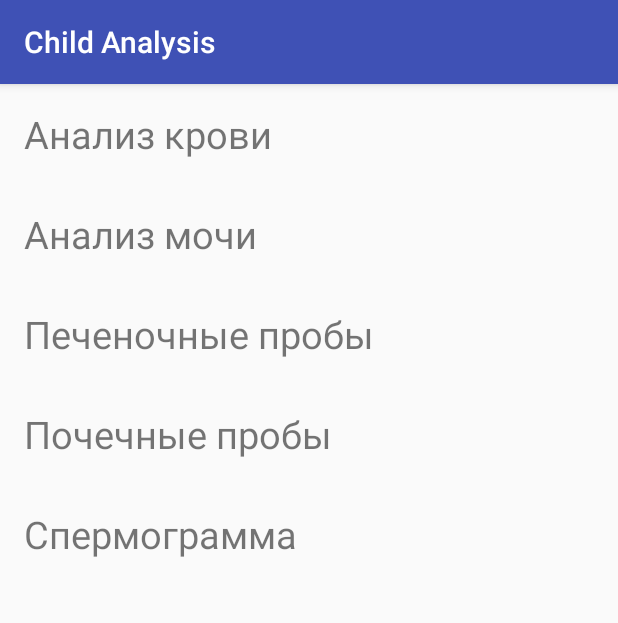
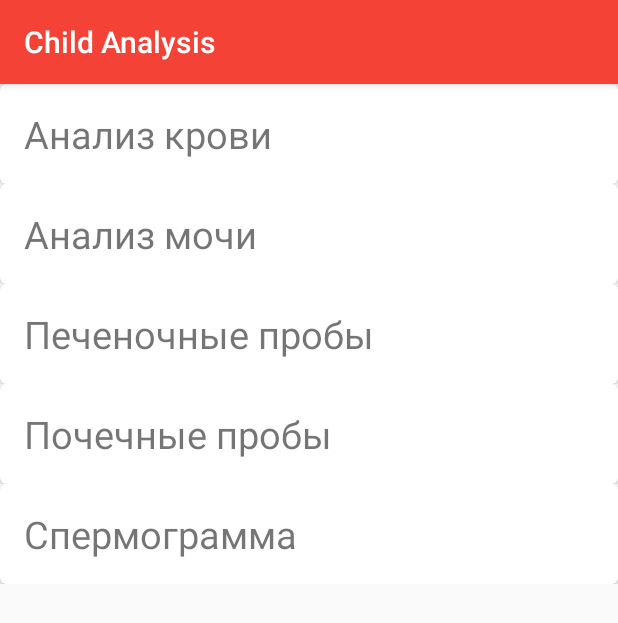
Before and after one commit to Codename26/ChildAnalysis, an Android app: the screen it shows after launch (MainActivity), on a phone screen of 412 x 824 dp. Shown: the top 623 px of the screen. Run offline under Robolectric (Android 15) with nearby library versions, the phone set to English and light mode, and no system bars.

Commit message:
Added new design, moved from table to cards, added back buttons in toolbars.

```diff
--- a/app/build.gradle
+++ b/app/build.gradle
@@ -27,5 +27,6 @@ dependencies {
     compile 'com.android.support:appcompat-v7:26.+'
     compile 'com.android.support.constraint:constraint-layout:1.0.2'
     compile 'com.android.support:recyclerview-v7:+'
+    compile 'com.android.support:cardview-v7:26.0.+'
     testCompile 'junit:junit:4.12'
 }
--- a/app/src/main/java/com/codename26/childanalysis/DataBaseHelper.java
+++ b/app/src/main/java/com/codename26/childanalysis/DataBaseHelper.java
@@ -185,8 +185,10 @@ public class DataBaseHelper extends SQLiteOpenHelper {
             while (cursor.moveToNext()) {
                 Analysis mAnalysis = new Analysis();
                 mAnalysis.setAnalysisName(cursor.getString(cursor.getColumnIndex(MainActivity.ANALYSIS_NAME)));
-                mAnalysis.setAnalysisValue(cursor.getString(cursor.getColumnIndex(MainActivity.VALUE)));
-                mAnalysis.setAnalysisUnits(cursor.getString(cursor.getColumnIndex(MainActivity.UNITS)));
+                String valueUnits = new StringBuilder().append(cursor.getString(cursor.getColumnIndex(MainActivity.VALUE)))
+                        .append(" ").append(cursor.getString(cursor.getColumnIndex(MainActivity.UNITS))).toString();
+                mAnalysis.setAnalysisValue(valueUnits);
+                //mAnalysis.setAnalysisUnits(cursor.getString(cursor.getColumnIndex(MainActivity.UNITS)));
                 result.add(mAnalysis);
             }
         } catch (Exception e) {
--- a/app/src/main/java/com/codename26/childanalysis/MainActivity.java
+++ b/app/src/main/java/com/codename26/childanalysis/MainActivity.java
@@ -11,6 +11,7 @@ import android.support.v7.app.AppCompatActivity;
 import android.os.Bundle;
 import android.support.v7.widget.LinearLayoutManager;
 import android.support.v7.widget.RecyclerView;
+import android.support.v7.widget.Toolbar;
 import android.view.View;
 import android.widget.Button;
 import android.widget.Toast;
@@ -42,16 +43,23 @@ public class MainActivity extends AppCompatActivity {
     public static final String EXTRA_SEX = "EXTRA_SEX";
     public static final String EXTRA_AGE = "EXTRA_AGE";
     public static final String EXTRA_CATEGORY_ID = "EXTRA_CATEGORY_ID";
+    public static final String EXTRA_CATEGORY = "EXTRA_CATEGORY";
 
     private ArrayList<Category> categories;
     private RecyclerView mRecyclerView;
     private RecyclerView.Adapter mAdapter;
     private RecyclerView.LayoutManager mLayoutManager;
 
+    public Toolbar toolbar;
+
     @Override
     protected void onCreate(Bundle savedInstanceState) {
         super.onCreate(savedInstanceState);
         setContentView(R.layout.activity_main);
+        Toolbar myToolbar = (Toolbar) findViewById(R.id.my_toolbar);
+        setSupportActionBar(myToolbar);
+        //getSupportActionBar().setDisplayHomeAsUpEnabled(true);
+        //getSupportActionBar().setDisplayShowHomeEnabled(true);
         DataBaseHelper helper = new DataBaseHelper(MainActivity.this);
         categories = helper.getCategories(0);
         mRecyclerView = (RecyclerView) findViewById(R.id.recycler_view);
--- a/app/src/main/res/layout/activity_main.xml
+++ b/app/src/main/res/layout/activity_main.xml
@@ -7,10 +7,21 @@
     android:layout_height="match_parent"
     android:id="@+id/fragmentContainer"
     tools:context="com.codename26.childanalysis.MainActivity">
+    <android.support.v7.widget.Toolbar
+        android:id="@+id/my_toolbar"
+        android:layout_width="match_parent"
+        android:layout_height="?attr/actionBarSize"
+        android:background="?attr/colorPrimary"
+        android:elevation="4dp"
+
+        app:titleTextColor="@color/actionBarTitleColor"
+        android:theme="@style/ThemeOverlay.AppCompat.ActionBar"
+        app:popupTheme="@style/ThemeOverlay.AppCompat.Light"/>
 
     <android.support.v7.widget.RecyclerView
         android:id="@+id/recycler_view"
         android:scrollbars="vertical"
+        android:layout_below="@id/my_toolbar"
         android:layout_width="match_parent"
         android:layout_height="match_parent"/>
 </RelativeLayout>
--- a/app/src/main/res/layout/list_item.xml
+++ b/app/src/main/res/layout/list_item.xml
@@ -3,7 +3,13 @@
     android:orientation="vertical" android:layout_width="match_parent"
     android:layout_height="wrap_content">
 
-
+    <android.support.v7.widget.CardView
+        xmlns:card_view="http://schemas.android.com/apk/res-auto"
+        android:id="@+id/card_view"
+        android:layout_gravity="center"
+        android:layout_width="match_parent"
+        android:layout_height="wrap_content"
+        card_view:cardCornerRadius="4dp">
     <TextView
         android:id="@+id/textView"
         android:layout_width="match_parent"
@@ -11,4 +17,5 @@
         android:textSize="25sp"
         android:padding="16dp"
         android:text="TextView" />
+    </android.support.v7.widget.CardView>
 </LinearLayout>
--- a/app/src/main/res/values/colors.xml
+++ b/app/src/main/res/values/colors.xml
@@ -3,4 +3,8 @@
     <color name="colorPrimary">#3F51B5</color>
     <color name="colorPrimaryDark">#303F9F</color>
     <color name="colorAccent">#FF4081</color>
+    <color name="analysisCardBackground">#FFEBEE</color>
+    <color name="colorPrimaryRed">#F44336</color>
+    <color name="colorRed">#F44336</color>
+    <color name="actionBarTitleColor">#FFFFFF</color>
 </resources>
--- a/app/src/main/res/values/styles.xml
+++ b/app/src/main/res/values/styles.xml
@@ -1,11 +1,16 @@
 <resources>
 
     <!-- Base application theme. -->
-    <style name="AppTheme" parent="Theme.AppCompat.Light.DarkActionBar">
+    <style name="AppTheme" parent="Theme.AppCompat.Light.NoActionBar">
         <!-- Customize your theme here. -->
-        <item name="colorPrimary">@color/colorPrimary</item>
-        <item name="colorPrimaryDark">@color/colorPrimaryDark</item>
+        <item name="colorPrimary">@color/colorPrimaryRed</item>
+        <item name="colorPrimaryDark">@color/colorPrimaryRed</item>
         <item name="colorAccent">@color/colorAccent</item>
+
+    </style>
+    <style name="Toolbar.TitleText" parent="TextAppearance.Widget.AppCompat.Toolbar.Title">
+        <item name="android:textSize">25sp</item>
     </style>
 
+
 </resources>
```
Also changed, not shown: app/src/main/java/com/codename26/childanalysis/AnalysisActivity.java (+69 -15 lines), app/src/main/java/com/codename26/childanalysis/AnalysisAdapter.java (added, +66 -0 lines), app/src/main/java/com/codename26/childanalysis/AnalysisViewHolder.java (added, +22 -0 lines), app/src/main/java/com/codename26/childanalysis/SubcategoriesActivity.java (+25 -1 lines), app/src/main/res/layout/activity_analysis.xml (+22 -2 lines), app/src/main/res/layout/activity_subcategories.xml (+12 -0 lines), app/src/main/res/layout/analysis_list_item.xml (added, +39 -0 lines).
